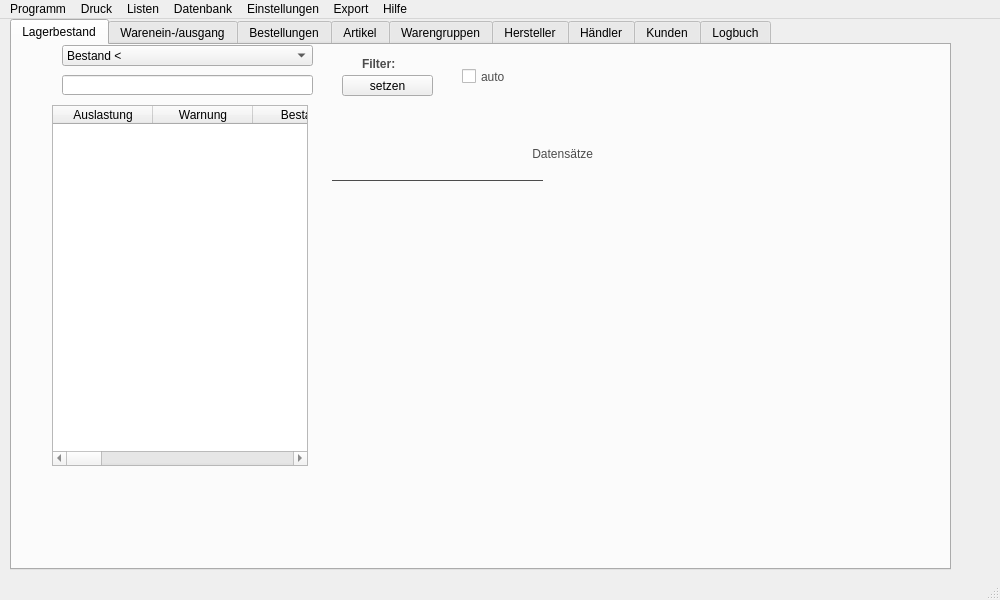
First picture: the form in mainwindow.ui, repository RobRoy1304/LaVa-2, before the edit.
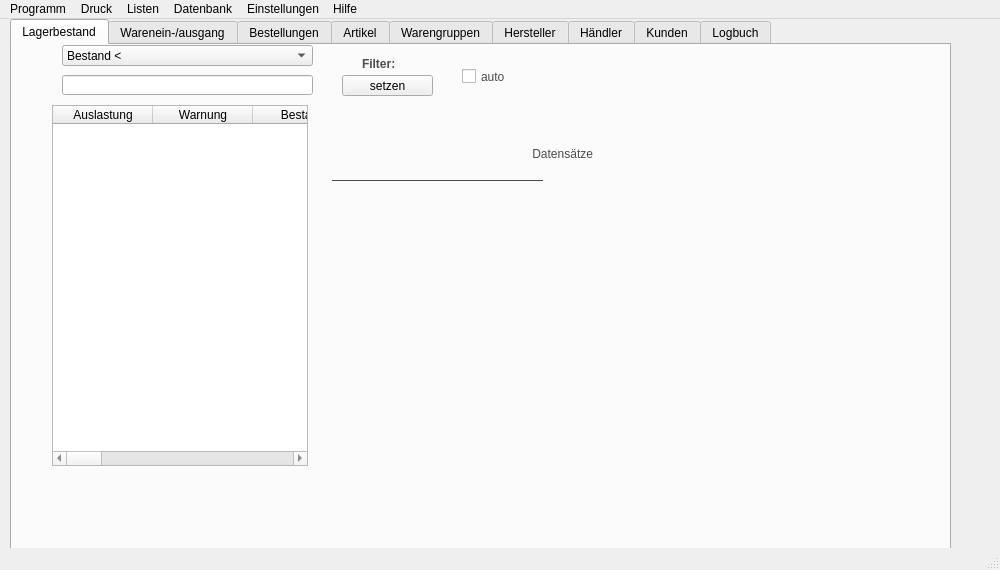
Second picture: the form after the edit. Icons and pictures are not drawn.

```diff
--- a/mainwindow.ui
+++ b/mainwindow.ui
@@ -7,13 +7,13 @@
     <x>0</x>
     <y>0</y>
     <width>1000</width>
-    <height>600</height>
+    <height>570</height>
    </rect>
   </property>
   <property name="minimumSize">
    <size>
     <width>1000</width>
-    <height>600</height>
+    <height>570</height>
    </size>
   </property>
   <property name="font">
@@ -2621,7 +2621,7 @@
      <x>0</x>
      <y>0</y>
      <width>1000</width>
-     <height>25</height>
+     <height>21</height>
     </rect>
    </property>
    <widget class="QMenu" name="menuInfo">
@@ -2736,26 +2736,11 @@
     <addaction name="menuSettingInventory"/>
     <addaction name="menuSettingArticle"/>
    </widget>
-   <widget class="QMenu" name="menuExport">
-    <property name="title">
-     <string>Export</string>
-    </property>
-    <addaction name="menuExportInventory"/>
-    <addaction name="menuExportTrade"/>
-    <addaction name="menuExportOrdering"/>
-    <addaction name="menuExportArticle"/>
-    <addaction name="menuExportWaregroup"/>
-    <addaction name="menuExportMaker"/>
-    <addaction name="menuExportDealer"/>
-    <addaction name="menuExportCustomer"/>
-    <addaction name="menuExportLogbook"/>
-   </widget>
    <addaction name="menuInfo"/>
    <addaction name="menuPrinter"/>
    <addaction name="menuList"/>
    <addaction name="menuDatabase"/>
    <addaction name="menuSetting"/>
-   <addaction name="menuExport"/>
    <addaction name="menuOver"/>
   </widget>
   <widget class="QStatusBar" name="statusBar"/>
```
Left out of the diff: 54 changed lines with no effect on the pictures.
